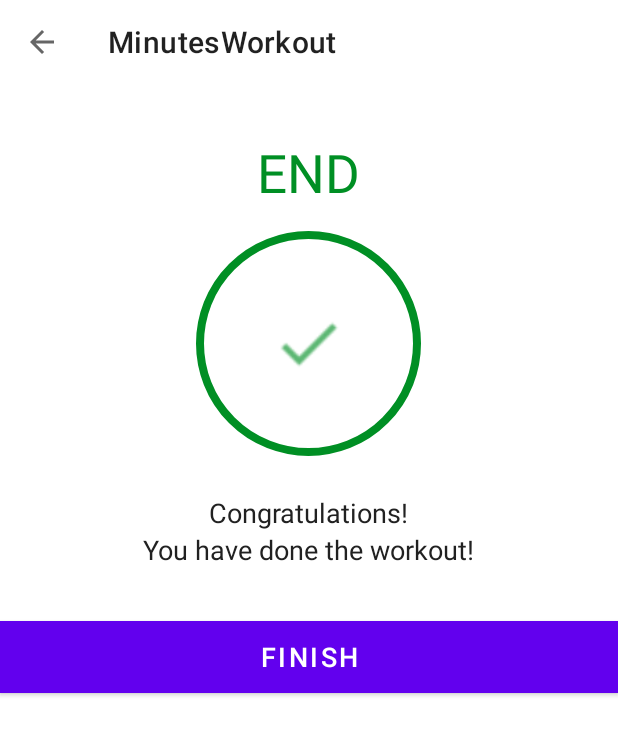
After one commit to 1-MuhammadAli/Minutes_Workout_App, an Android app: the FinishActivity screen opened directly, with no data from a screen before it, on a phone screen of 412 x 824 dp. The commit adds this screen. Shown: the top 735 px of the screen. Run offline under Robolectric (Android 15) with nearby library versions, the phone set to English and light mode, and no system bars.

Commit message:
Finish Activity : Added -> the finish activity

```diff
--- a/app/src/main/AndroidManifest.xml
+++ b/app/src/main/AndroidManifest.xml
@@ -18,6 +18,9 @@
         android:theme="@style/Theme.MinutesWorkout"
         tools:targetApi="31">
         <activity
+            android:name=".FinishActivity"
+            android:exported="false" />
+        <activity
             android:name=".ExerciseActivity"
             android:exported="false" />
         <activity
--- a/app/src/main/java/com/example/minutesworkout/ExerciseActivity.kt
+++ b/app/src/main/java/com/example/minutesworkout/ExerciseActivity.kt
@@ -1,5 +1,6 @@
 package com.example.minutesworkout
 
+import android.content.Intent
 import android.media.MediaPlayer
 import android.net.Uri
 import androidx.appcompat.app.AppCompatActivity
@@ -21,8 +22,12 @@ class ExerciseActivity : AppCompatActivity(), TextToSpeech.OnInitListener {
     private  var restTimer: CountDownTimer? = null
     private  var restProgress = 0
 
+    private var restTimerDuration: Long = 1
+
     private  var exerciseTimer: CountDownTimer? = null
     private  var exerciseProgress = 0
+
+    private  var exerciseTimerDuration: Long = 1
 
     private  var exerciseList : ArrayList<ExerciseModel>? = null
     private  var currentExercisePosition = -1
@@ -43,14 +48,15 @@ class ExerciseActivity : AppCompatActivity(), TextToSpeech.OnInitListener {
         if (supportActionBar != null){
             supportActionBar?.setDisplayHomeAsUpEnabled(true)
         }
+        binding?.toolbarExercise?.setNavigationOnClickListener{
+            onBackPressed()
+        }
 
         exerciseList = Constants.defaultExerciseList()
 
         tts = TextToSpeech(this,this)
 
-        binding?.toolbarExercise?.setNavigationOnClickListener{
-            onBackPressed()
-        }
+
 
         //binding?.flProgressBar?.visibility = View.INVISIBLE
         setupRestView()
@@ -124,7 +130,7 @@ class ExerciseActivity : AppCompatActivity(), TextToSpeech.OnInitListener {
     private  fun setRestProgressBar(){
         binding?.progressBar?.progress = restProgress
 
-        restTimer = object : CountDownTimer(10000, 1000){
+        restTimer = object : CountDownTimer(restTimerDuration*1000, 1000){
             override fun onTick(p0: Long) {
                 restProgress++
                 binding?.progressBar?.progress = 10 - restProgress
@@ -144,7 +150,7 @@ class ExerciseActivity : AppCompatActivity(), TextToSpeech.OnInitListener {
     private  fun setExerciseProgressBar(){
         binding?.progressBarExercise?.progress = exerciseProgress
 
-        exerciseTimer = object : CountDownTimer(30000, 1000){
+        exerciseTimer = object : CountDownTimer(exerciseTimerDuration*1000, 1000){
             override fun onTick(p0: Long) {
                 exerciseProgress++
                 binding?.progressBarExercise?.progress = 30 - exerciseProgress
@@ -153,18 +159,17 @@ class ExerciseActivity : AppCompatActivity(), TextToSpeech.OnInitListener {
 
             override fun onFinish() {
 
-                exerciseList!![currentExercisePosition].setIsSelected(false)
-                exerciseList!![currentExercisePosition].setIsCompleted(true)
-                exerciseAdapter!!.notifyDataSetChanged()
+
 
                 if (currentExercisePosition<exerciseList?.size!! - 1){
+                    exerciseList!![currentExercisePosition].setIsSelected(false)
+                    exerciseList!![currentExercisePosition].setIsCompleted(true)
+                    exerciseAdapter!!.notifyDataSetChanged()
                     setupRestView()
                 }else{
-                    Toast.makeText(
-                        this@ExerciseActivity,
-                        "Congratulation! You have completed the 7 minutes workout.",
-                        Toast.LENGTH_SHORT
-                    ).show()
+                    finish()
+                    val intent = Intent(this@ExerciseActivity, FinishActivity::class.java)
+                    startActivity(intent)
                 }
             }
         }.start()
--- /dev/null
+++ b/app/src/main/java/com/example/minutesworkout/FinishActivity.kt
@@ -0,0 +1,33 @@
+package com.example.minutesworkout
+
+import androidx.appcompat.app.AppCompatActivity
+import android.os.Bundle
+import com.example.minutesworkout.databinding.ActivityFinishBinding
+
+class FinishActivity : AppCompatActivity() {
+    //Todo 1: Create a binding variable
+    private var binding: ActivityFinishBinding? = null
+
+    override fun onCreate(savedInstanceState: Bundle?) {
+        super.onCreate(savedInstanceState)
+//Todo 2: inflate the layout
+        binding = ActivityFinishBinding.inflate(layoutInflater)
+//Todo 3: bind the layout to this Activity
+        setContentView(binding?.root)
+//Todo 4: attach the layout to this activity
+        setSupportActionBar(binding?.toolbarFinishActivity)
+        if (supportActionBar != null) {
+            supportActionBar?.setDisplayHomeAsUpEnabled(true)
+        }
+        binding?.toolbarFinishActivity?.setNavigationOnClickListener {
+            onBackPressed()
+        }
+        //END
+
+        //TODO(Step 6 : Adding a click event to the Finish Button.)
+        //START
+        binding?.btnFinish?.setOnClickListener {
+            finish()
+        }
+    }
+}
--- /dev/null
+++ b/app/src/main/res/layout/activity_finish.xml
@@ -0,0 +1,70 @@
+<?xml version="1.0" encoding="utf-8"?>
+<LinearLayout xmlns:android="http://schemas.android.com/apk/res/android"
+    xmlns:app="http://schemas.android.com/apk/res-auto"
+    xmlns:tools="http://schemas.android.com/tools"
+    android:layout_width="match_parent"
+    android:layout_height="match_parent"
+    android:gravity="center_horizontal"
+    android:orientation="vertical"
+    tools:context=".FinishActivity">
+
+    <androidx.appcompat.widget.Toolbar
+        android:id="@+id/toolbar_finish_activity"
+        android:layout_width="match_parent"
+        android:layout_height="?android:attr/actionBarSize"
+        android:background="#FFFFFF" />
+
+    <TextView
+        android:id="@+id/tvEnd"
+        android:layout_width="wrap_content"
+        android:layout_height="wrap_content"
+        android:layout_marginTop="35dp"
+        android:text="END"
+        android:textColor="@color/colorPrimaryAccent"
+        android:textSize="35sp" />
+
+    <LinearLayout
+        android:layout_width="150dp"
+        android:layout_height="150dp"
+        android:layout_gravity="center"
+        android:layout_marginTop="15dp"
+        android:background="@drawable/item_circular_color_accent_border"
+        android:gravity="center">
+
+        <!--Here the ic_action_done image in added in the drawables folders.-->
+        <ImageView
+            android:layout_width="50dp"
+            android:layout_height="50dp"
+            android:contentDescription="@string/image"
+            android:src="@drawable/ic_action_done" />
+    </LinearLayout>
+
+    <TextView
+        android:layout_width="wrap_content"
+        android:layout_height="wrap_content"
+        android:layout_marginTop="25dp"
+        android:text="Congratulations!"
+        android:textColor="#212121"
+        android:textSize="18sp" />
+
+    <TextView
+        android:layout_width="wrap_content"
+        android:layout_height="wrap_content"
+        android:text="You have done the workout!"
+        android:textColor="#212121"
+        android:textSize="18sp" />
+
+    <Button
+        android:id="@+id/btnFinish"
+        android:layout_width="match_parent"
+        android:layout_height="wrap_content"
+        android:layout_gravity="bottom"
+        android:layout_marginTop="35dp"
+        android:background="@color/colorPrimaryAccent"
+        android:text="FINISH"
+        android:textColor="#FFFFFF"
+        android:textSize="18sp" />
+
+
+
+</LinearLayout>
```
Also changed, not shown: app/src/main/res/drawable/ic_action_done.png (added).
